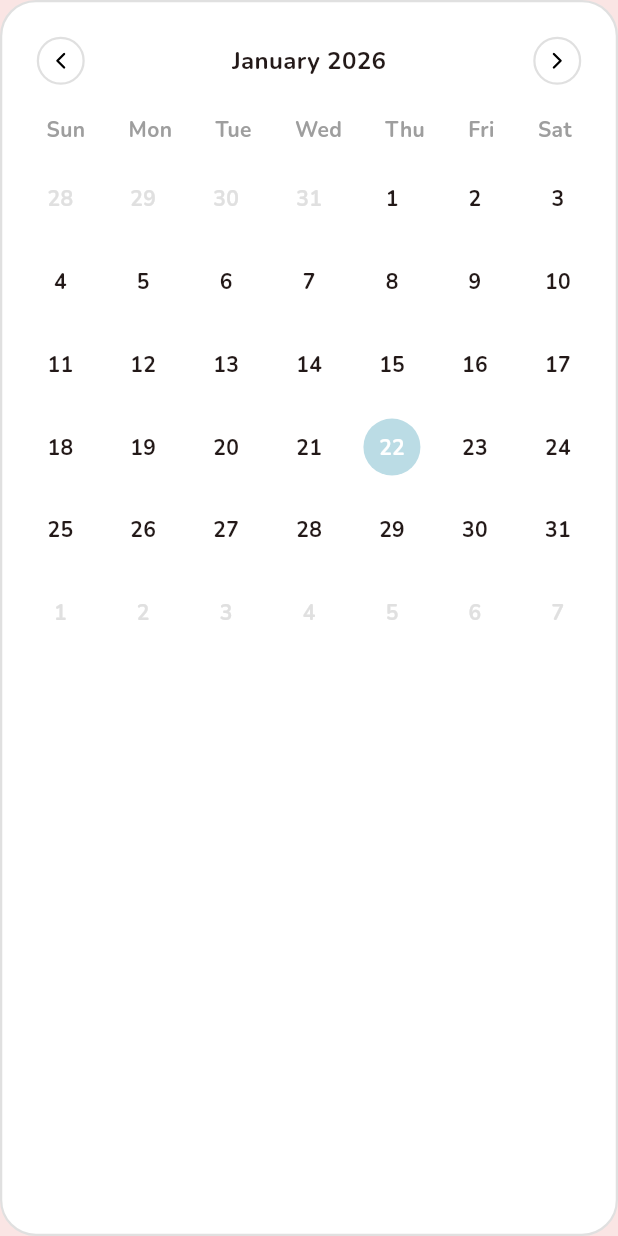
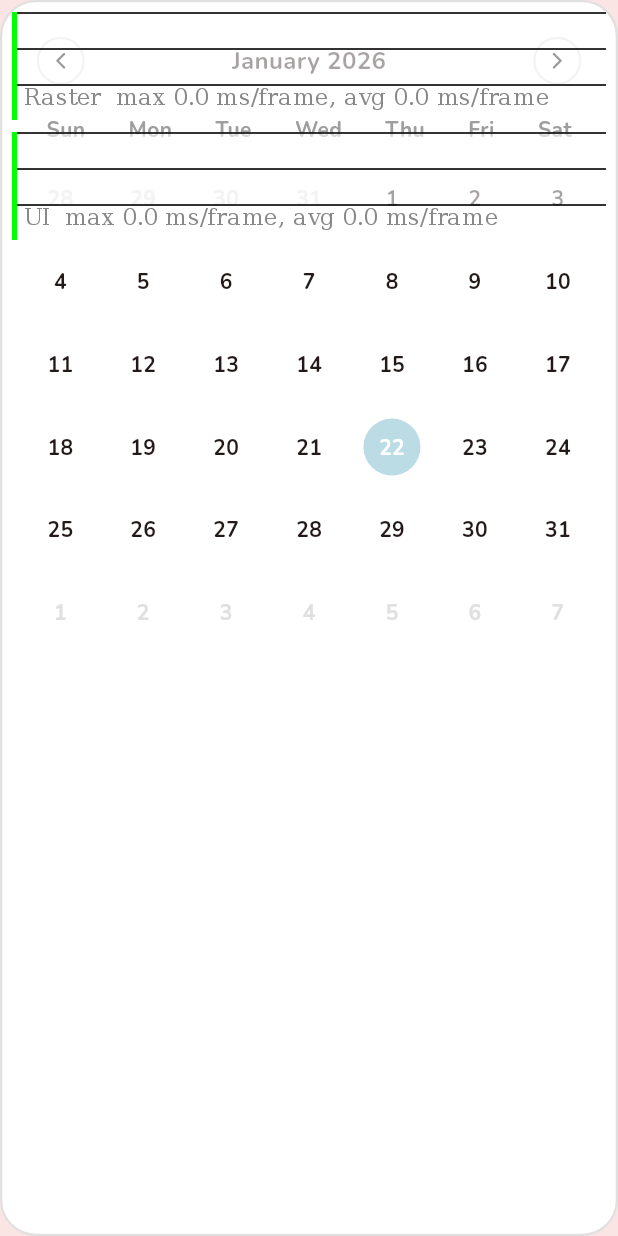
Before and after one commit to YongVuthivathnakk/menstrual_tracking_app, a Flutter app: the DefaultCalandar widget shown alone on an empty page, opened directly, on a phone screen of 412 x 824 dp. Run offline on Flutter 3.47's test engine with Material 3 defaults, Android fonts, the phone set to English and light mode, and no system bars; our stand-ins replace flutter_svg, sqflite; accounts and stored records are empty.

Commit message:
adjusting themes and fix some lag

```diff
--- a/lib/main.dart
+++ b/lib/main.dart
@@ -1,6 +1,7 @@
 import 'package:flutter/material.dart';
 //import 'package:menstrual_tracking_app/app.dart';
 import 'package:menstrual_tracking_app/ui/pages/start_page.dart';
+import 'package:menstrual_tracking_app/ui/theme_data.dart';
 
 void main() {
   runApp(const MyApp());
@@ -15,14 +16,15 @@ class MyApp extends StatelessWidget {
     return MaterialApp(
       title: 'Flow App',
       debugShowCheckedModeBanner: false,
+      showPerformanceOverlay: true,
       theme: ThemeData(
         fontFamily: "Nunito",
         colorScheme: ColorScheme.fromSeed(
-          seedColor: const Color(0xff9A0002),
+          seedColor: AppTheme.primary,
           brightness: Brightness.light,
           surface: Colors.white,
         ),
-        scaffoldBackgroundColor: const Color(0xffFAE5E4),
+        scaffoldBackgroundColor: AppTheme.backgroundColor,
       ),
       home: const StartPage(),
     );
--- /dev/null
+++ b/lib/services/cycle_prediction_service.dart
@@ -0,0 +1,22 @@
+import 'package:menstrual_tracking_app/services/period_calculations_service.dart';
+
+import '../model/period_log.dart';
+import '../services/menstrual_log_database.dart';
+
+class CalendarPredictionService {
+  PeriodCalculator? _calculator;
+
+  Future<void> loadPeriodLogs() async {
+    final logs = await MenstrualLogDatabase.instance.getAllPeriodLogs();
+    if (logs.isEmpty) return;
+
+    _calculator = PeriodCalculator(logs);
+  }
+
+  bool isDatePredicted(DateTime date) {
+    if (_calculator == null) return false;
+    return _calculator!.isDatePredicted(date);
+  }
+
+  List<PeriodLog> get periodLogs => _calculator?.periodLogs ?? [];
+}
--- a/lib/ui/pages/home_page.dart
+++ b/lib/ui/pages/home_page.dart
@@ -3,6 +3,7 @@ import 'package:flutter_svg/svg.dart';
 //import 'package:flutter_svg/flutter_svg.dart';
 import 'package:menstrual_tracking_app/ui/tabs/history_tab.dart';
 import 'package:menstrual_tracking_app/ui/tabs/home_tab.dart';
+import 'package:menstrual_tracking_app/ui/tabs/test.dart';
 import 'package:menstrual_tracking_app/utils/svg_icons.dart';
 
 class HomePage extends StatefulWidget {
@@ -21,6 +22,7 @@ class _HomePageState extends State<HomePage> {
 
   @override
   Widget build(BuildContext context) {
+    // return TestPage();
     return Scaffold(
       appBar: AppBar(
         automaticallyImplyLeading: false,
--- a/lib/ui/tabs/home_tab.dart
+++ b/lib/ui/tabs/home_tab.dart
@@ -113,7 +113,6 @@ class _HomeTabState extends State<HomeTab> {
                       ],
                     ),
                   ),
-
                   Padding(
                     padding: const EdgeInsets.symmetric(horizontal: 20),
                     child: Row(
@@ -144,7 +143,6 @@ class _HomeTabState extends State<HomeTab> {
                       ],
                     ),
                   ),
-
                   SizedBox(),
                 ],
               ),
--- /dev/null
+++ b/lib/ui/theme_data.dart
@@ -0,0 +1,11 @@
+import 'package:flutter/material.dart';
+
+class AppTheme {
+  static Color primary = const Color(0xff9A0000);
+  static Color secondary = const Color(0xffE39895);
+  static Color tertiary = const Color(0xffD8DBE0);
+
+  static Color backgroundColor = const Color(0xffFAE5E4);
+  static Color textColorPrimary = Colors.black;
+  static Color textColorSecondary = Colors.white;
+}
--- a/lib/ui/widget/calandar_card.dart
+++ b/lib/ui/widget/calandar_card.dart
@@ -1,8 +1,7 @@
 import 'package:flutter/material.dart';
 import 'package:flutter_svg/svg.dart';
 import 'package:intl/intl.dart';
-import 'package:menstrual_tracking_app/model/period_log.dart';
-import 'package:menstrual_tracking_app/services/menstrual_log_database.dart';
+import 'package:menstrual_tracking_app/services/cycle_prediction_service.dart';
 import 'package:menstrual_tracking_app/utils/svg_icons.dart';
 
 enum CalendarType { start, end }
@@ -15,10 +14,25 @@ class DefaultCalandar extends StatefulWidget {
 }
 
 class _DefaultCalandarState extends State<DefaultCalandar> {
+  final CalendarPredictionService _predictionService =
+      CalendarPredictionService();
+
   DateTime currentMonth = DateTime.now();
-  int averagePeriodLength = 0;
-  List<PeriodLog> periodLogs = [];
   List<String> fullWeek = ['Sun', 'Mon', 'Tue', 'Wed', 'Thu', 'Fri', 'Sat'];
+  bool _isLoading = true;
+
+  @override
+  void initState() {
+    super.initState();
+    _loadData();
+  }
+
+  Future<void> _loadData() async {
+    await _predictionService.loadPeriodLogs();
+    setState(() {
+      _isLoading = false;
+    });
+  }
 
   List<DateTime> _daysInMonth(DateTime month) {
     final firstDayOfMonth = DateTime(month.year, month.month, 1);
@@ -26,62 +40,10 @@ class _DefaultCalandarState extends State<DefaultCalandar> {
       Duration(days: firstDayOfMonth.weekday % 7),
     );
 
-    return List.generate(42, (index) {
-      return startOfCalendar.add(Duration(days: index));
-    });
-  }
-
-  Future<void> _getAveragePeriodDuration() async {
-    final logs = await MenstrualLogDatabase.instance.getAllPeriodLogs();
-
-    if (logs.isEmpty) return;
-
-    int totalBleedingDays = 0;
-    for (final log in logs) {
-      // Adding 1 ensures that if start and end are the same day, it counts as 1 day
-      totalBleedingDays += log.endDate.difference(log.startDate).inDays + 1;
-    }
-
-    setState(() {
-      periodLogs = logs;
-      averagePeriodLength = (totalBleedingDays / logs.length).round();
-    });
-  }
-
-  DateTime? getEarliestStartDate() {
-    if (periodLogs.isEmpty) return null;
-
-    // Find the log with the oldest (minimum) start date
-    return periodLogs
-        .reduce((a, b) => a.startDate.isBefore(b.startDate) ? a : b)
-        .startDate;
-  }
-
-  bool _isDatePredicted(DateTime date) {
-    final earliestStart = getEarliestStartDate();
-    if (earliestStart == null) return false;
-
-    // 1. Normalize dates to ignore time (midnight)
-    final anchor = DateTime(
-      earliestStart.year,
-      earliestStart.month,
-      earliestStart.day,
+    return List.generate(
+      42,
+      (index) => startOfCalendar.add(Duration(days: index)),
     );
-    final checkDate = DateTime(date.year, date.month, date.day);
-
-    // 2. We don't predict for dates before the first log
-    if (checkDate.isBefore(anchor)) return false;
-
-    // 3. Calculate total days since the very first start date
-    final totalDaysSinceStart = checkDate.difference(anchor).inDays;
-
-    // 4. Use modulo 28 to see where this day falls in the repeating cycle
-    final cycleDay = totalDaysSinceStart % 28;
-
-    // 5. If the day is between 0 and (averageLength or 5), it's a predicted period day
-    int window = averagePeriodLength > 0 ? averagePeriodLength : 5;
-
-    return cycleDay >= 0 && cycleDay < window;
   }
 
   void onNext() {
@@ -90,21 +52,18 @@ class _DefaultCalandarState extends State<DefaultCalandar> {
     });
   }
 
-  void onPervious() {
+  void onPrevious() {
     setState(() {
       currentMonth = DateTime(currentMonth.year, currentMonth.month - 1);
     });
   }
 
   @override
-  void initState() {
-    // TODO: implement initState
-    super.initState();
-    _getAveragePeriodDuration();
-  }
+  Widget build(BuildContext context) {
+    if (_isLoading) {
+      return const Center(child: CircularProgressIndicator());
+    }
 
-  @override
-  Widget build(BuildContext context) {
     final today = DateTime.now();
     final days = _daysInMonth(currentMonth);
 
@@ -117,16 +76,12 @@ class _DefaultCalandarState extends State<DefaultCalandar> {
       ),
       child: Column(
         children: [
-          /// HEADER
           Header(
             currentMonth: currentMonth,
             onNext: onNext,
-            onPervious: onPervious,
+            onPervious: onPrevious,
           ),
-
           const SizedBox(height: 12),
-
-          /// WEEK DAYS
           Row(
             mainAxisAlignment: MainAxisAlignment.spaceAround,
             children: fullWeek
@@ -141,10 +96,7 @@ class _DefaultCalandarState extends State<DefaultCalandar> {
                 )
                 .toList(),
           ),
-
           const SizedBox(height: 12),
-
-          /// DAYS GRID
           GridView.builder(
             shrinkWrap: true,
             physics: const NeverScrollableScrollPhysics(),
@@ -162,7 +114,7 @@ class _DefaultCalandarState extends State<DefaultCalandar> {
                   day.year == today.year;
               final isCurrentMonth = day.month == currentMonth.month;
 
-              final isPredicted = _isDatePredicted(day);
+              final isPredicted = _predictionService.isDatePredicted(day);
 
               return Center(
                 child: Container(
@@ -200,7 +152,7 @@ class _DefaultCalandarState extends State<DefaultCalandar> {
   }
 }
 
-class Header extends StatefulWidget {
+class Header extends StatelessWidget {
   const Header({
     super.key,
     required this.currentMonth,
@@ -212,11 +164,6 @@ class Header extends StatefulWidget {
 
   final DateTime currentMonth;
 
-  @override
-  State<Header> createState() => _HeaderState();
-}
-
-class _HeaderState extends State<Header> {
   @override
   Widget build(BuildContext context) {
     return Row(
@@ -233,10 +180,10 @@ class _HeaderState extends State<Header> {
             ),
           ),
           icon: SvgPicture.asset(SvgIcons.chevronLeft, width: 18, height: 18),
-          onPressed: widget.onPervious,
+          onPressed: onPervious,
         ),
         Text(
-          DateFormat('MMMM yyyy').format(widget.currentMonth),
+          DateFormat('MMMM yyyy').format(currentMonth),
           style: const TextStyle(fontSize: 16, fontWeight: FontWeight.bold),
         ),
         IconButton(
@@ -250,7 +197,7 @@ class _HeaderState extends State<Header> {
             ),
           ),
           icon: SvgPicture.asset(SvgIcons.chevronRight, height: 18, width: 18),
-          onPressed: widget.onNext,
+          onPressed: onNext,
         ),
       ],
     );
@@ -277,14 +224,13 @@ class SelectableCalendar extends StatefulWidget {
 
 class _SelectableCalendarState extends State<SelectableCalendar> {
   late DateTime _currentMonth;
+  final List<String> fullWeek = ['Su', 'Mo', 'Tu', 'We', 'Th', 'Fr', 'Sa'];
 
   @override
   void initState() {
     super.initState();
     _currentMonth = DateTime.now();
   }
-
-  final List<String> fullWeek = ['Su', 'Mo', 'Tu', 'We', 'Th', 'Fr', 'Sa'];
 
   List<DateTime> _daysInMonth(DateTime month) {
     final firstDay = DateTime(month.year, month.month, 1);
@@ -367,6 +313,7 @@ class _SelectableCalendarState extends State<SelectableCalendar> {
 
               final isCurrentMonth = day.month == _currentMonth.month;
 
+              // User selected dates
               final isStartSelected =
                   widget.startDate != null &&
                   day.year == widget.startDate!.year &&
@@ -379,17 +326,38 @@ class _SelectableCalendarState extends State<SelectableCalendar> {
                   day.month == widget.endDate!.month &&
                   day.day == widget.endDate!.day;
 
+              // Range selection for end date
               final rangeEnd = widget.startDate?.add(const Duration(days: 6));
-
               final isInRange =
                   widget.startDate != null &&
                   !day.isBefore(widget.startDate!) &&
-                  !day.isAfter(rangeEnd!);
+                  !day.isAfter(rangeEnd ?? widget.startDate!);
 
               bool isDisabled = false;
-
               if (widget.type == CalendarType.end) {
                 isDisabled = widget.startDate == null || !isInRange;
+              }
+
+              // Decide cell color
+              Color cellColor;
+              if (isToday) {
+                cellColor = const Color(0xff3396D3);
+              } else if (isStartSelected || isEndSelected) {
+                cellColor = const Color(0xffE39895);
+              } else if (isInRange && widget.type == CalendarType.end) {
+                cellColor = const Color.fromARGB(255, 255, 227, 226);
+              } else {
+                cellColor = Colors.transparent;
+              }
+
+              // Decide text color
+              Color textColor;
+              if (isToday || isStartSelected || isEndSelected) {
+                textColor = Colors.white;
+              } else if (!isCurrentMonth || isDisabled) {
+                textColor = Colors.grey.shade300;
+              } else {
+                textColor = Colors.black;
               }
 
               return GestureDetector(
@@ -398,28 +366,18 @@ class _SelectableCalendarState extends State<SelectableCalendar> {
                     : null,
                 child: Center(
                   child: Container(
+                    width: 38,
+                    height: 38,
                     alignment: Alignment.center,
                     decoration: BoxDecoration(
                       shape: BoxShape.circle,
-                      color: isToday
-                          ? const Color(0xff3396D3)
-                          : isStartSelected || isEndSelected
-                          ? const Color(0xffE39895)
-                          : isInRange && widget.type == CalendarType.end
-                          ? const Color.fromARGB(255, 255, 227, 226)
-                          : Colors.transparent,
+                      color: cellColor,
                     ),
                     child: Text(
                       '${day.day}',
                       style: TextStyle(
                         fontWeight: FontWeight.bold,
-                        color: isToday
-                            ? Colors.white
-                            : (!isCurrentMonth || isDisabled)
-                            ? Colors.grey.shade300
-                            : (isStartSelected || isEndSelected)
-                            ? Colors.white
-                            : Colors.black,
+                        color: textColor,
                       ),
                     ),
                   ),
--- a/lib/ui/widget/menstrual_cycle_ring.dart
+++ b/lib/ui/widget/menstrual_cycle_ring.dart
@@ -136,7 +136,7 @@ class CycleHeart extends StatelessWidget {
       child: Transform.translate(
         offset: Offset(radius, 0),
         child: Transform.rotate(
-          angle: -angle, // 👈 counter rotation (keeps icon straight)
+          angle: -angle, // counter rotation (keeps the heart icon straight)
           child: Container(
             width: 28,
             height: 28,
```
Also changed, not shown: lib/services/period_calculations_service.dart (added, +44 -0 lines), lib/ui/pages/test_page.dart (deleted, +0 -11 lines), lib/ui/tabs/test.dart (added, +21 -0 lines).
